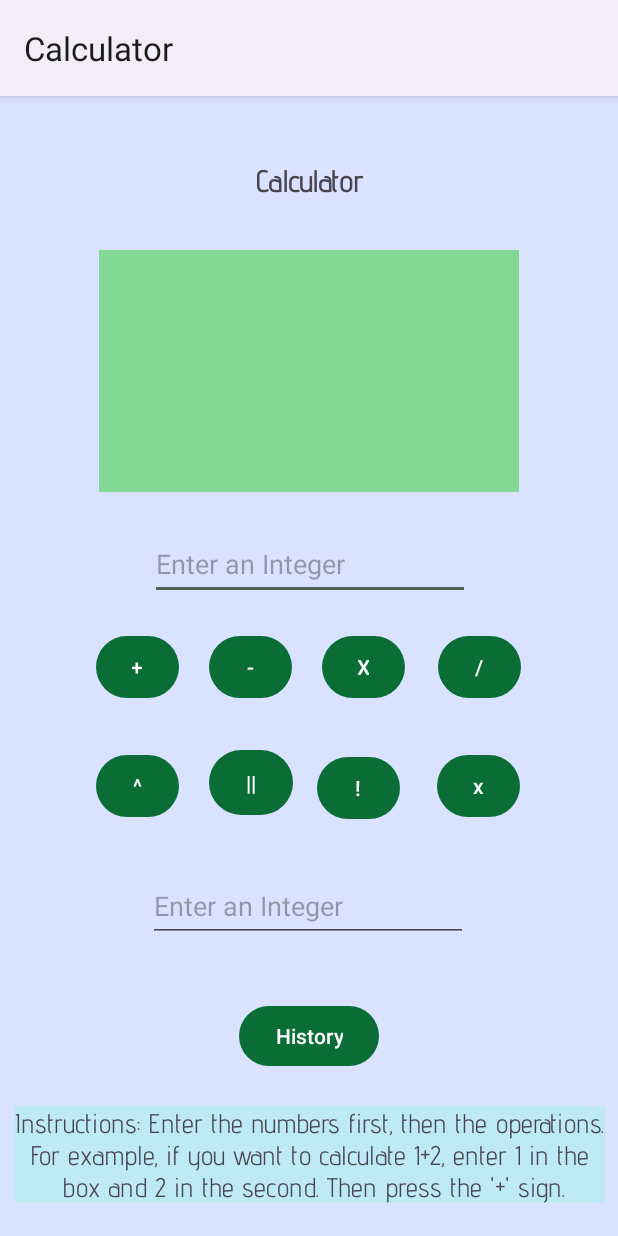
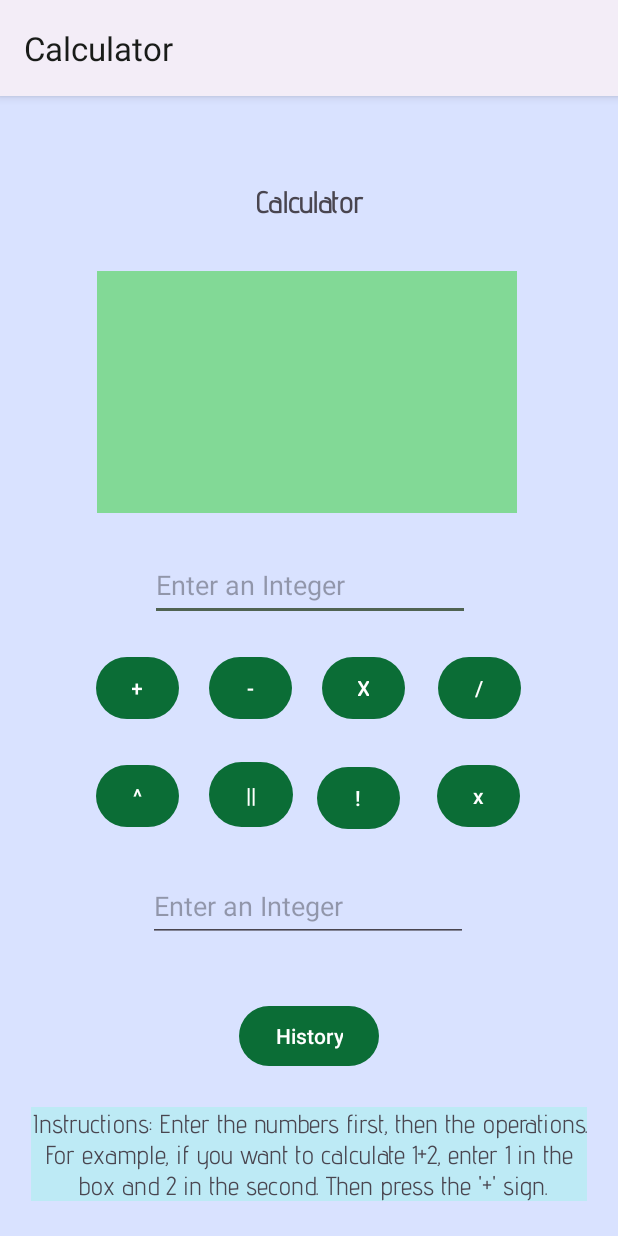
Before and after one commit to PrishaSar/CalculatorAppSaraiya, an Android app: the screen it shows after launch (MainActivity), on a phone screen of 412 x 824 dp. Run offline under Robolectric (Android 15) with nearby library versions, the phone set to English and light mode, and no system bars.

Commit message:
made instructions nicer

```diff
--- a/app/src/main/res/layout/activity_main.xml
+++ b/app/src/main/res/layout/activity_main.xml
@@ -148,10 +148,9 @@
         android:textStyle="bold"
         app:layout_constraintBottom_toBottomOf="parent"
         app:layout_constraintEnd_toEndOf="parent"
-        app:layout_constraintHorizontal_bias="0.501"
         app:layout_constraintStart_toStartOf="parent"
         app:layout_constraintTop_toTopOf="parent"
-        app:layout_constraintVertical_bias="0.04" />
+        app:layout_constraintVertical_bias="0.06" />
 
     <EditText
         android:id="@+id/editTextInput1"
@@ -187,6 +186,7 @@
         android:background="@color/md_theme_dark_primary"
         android:text=""
         app:layout_constraintEnd_toEndOf="parent"
+        app:layout_constraintHorizontal_bias="0.488"
         app:layout_constraintStart_toStartOf="parent"
         app:layout_constraintTop_toBottomOf="@+id/appName" />
 
@@ -207,11 +207,12 @@
         android:id="@+id/textView"
         android:layout_width="wrap_content"
         android:layout_height="wrap_content"
+        android:layout_margin="@dimen/margin_all"
         android:background="@color/md_theme_light_tertiaryContainer"
         android:fontFamily="@font/advent_pro"
         android:gravity="center_horizontal"
         android:text="Instructions: Enter the numbers first, then the operations.\n For example, if you want to calculate 1+2, enter 1 in the \n box and 2 in the second. Then press the '+' sign."
-        android:textSize="18sp"
+        android:textSize="17sp"
         app:layout_constraintBottom_toBottomOf="parent"
         app:layout_constraintEnd_toEndOf="parent"
         app:layout_constraintStart_toStartOf="parent"
```
